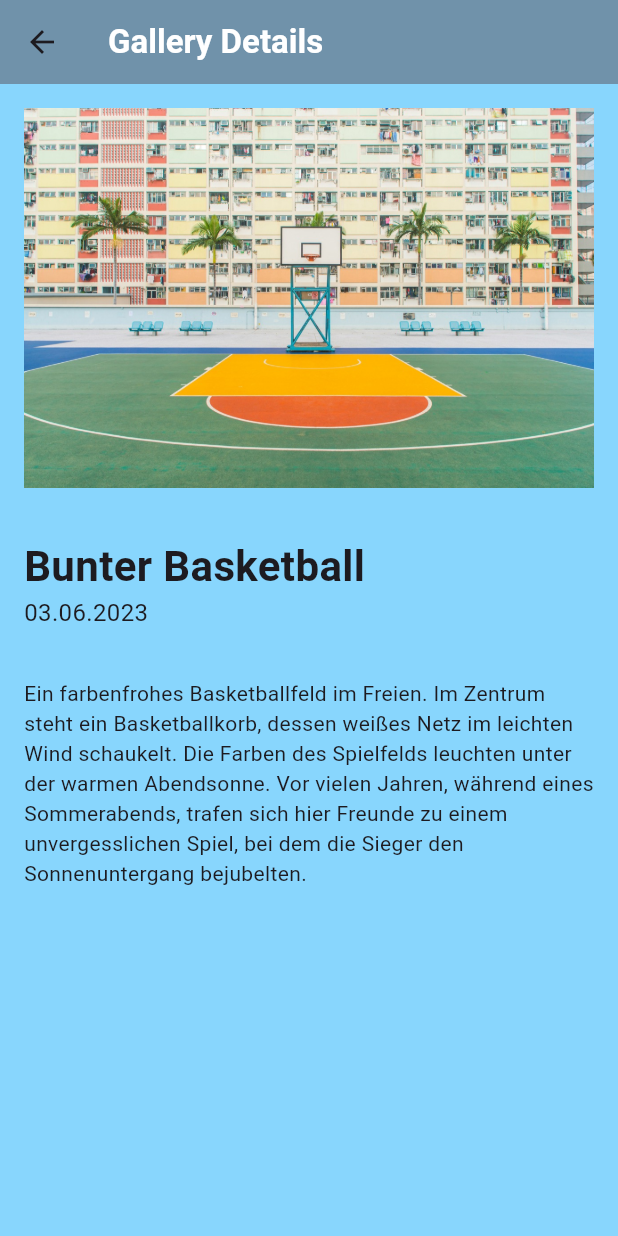
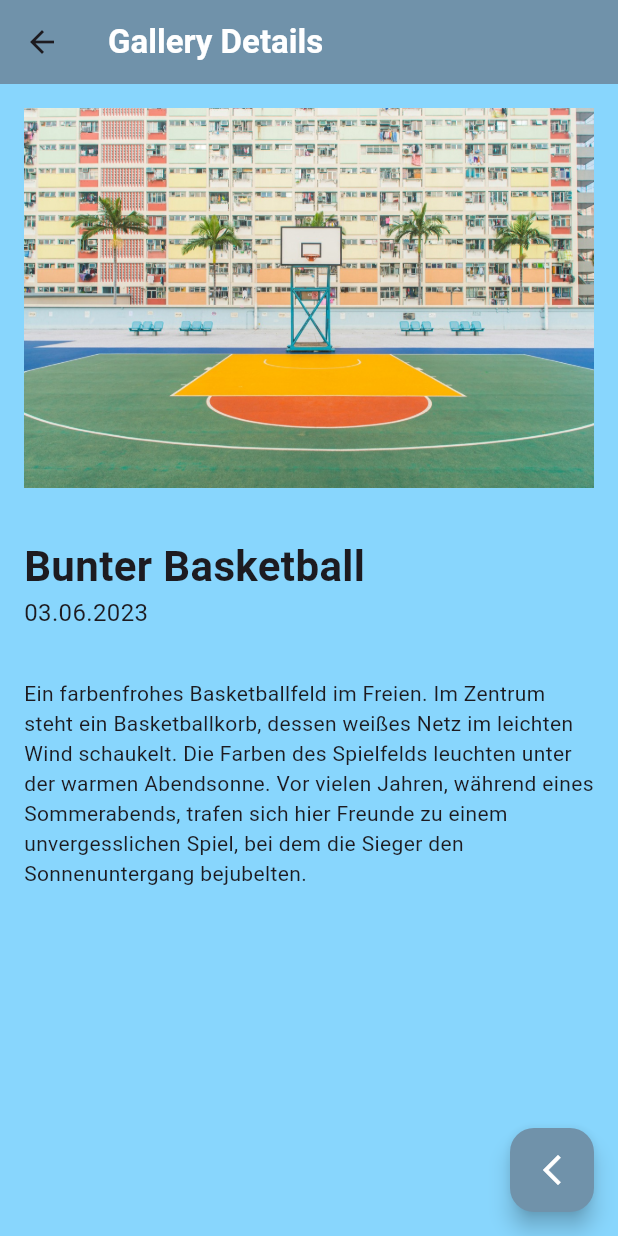
Before and after one commit to Dopa91/simple_gallery_app_dopatka, a Flutter app: the DetailSite screen opened directly with sample values from the repository, on a phone screen of 412 x 824 dp. Run offline on Flutter 3.47's test engine with Material 3 defaults, Android fonts, the phone set to English and light mode, and no system bars; our stand-ins replace flutter_image_slideshow.

Commit message:
added FAB to detail screen

```diff
--- a/lib/features/gallery/screens/detail_site.dart
+++ b/lib/features/gallery/screens/detail_site.dart
@@ -9,6 +9,14 @@ class DetailSite extends StatelessWidget {
   @override
   Widget build(BuildContext context) {
     return Scaffold(
+      floatingActionButton: FloatingActionButton(
+        onPressed: () => Navigator.of(context).pop(),
+        backgroundColor: const Color.fromARGB(255, 112, 146, 170),
+        child: const Icon(
+          Icons.arrow_back_ios_new,
+          color: Colors.white,
+        ),
+      ),
       backgroundColor: const Color.fromARGB(255, 136, 214, 253),
       appBar: AppBar(
         backgroundColor: const Color.fromARGB(255, 112, 146, 170),
```
